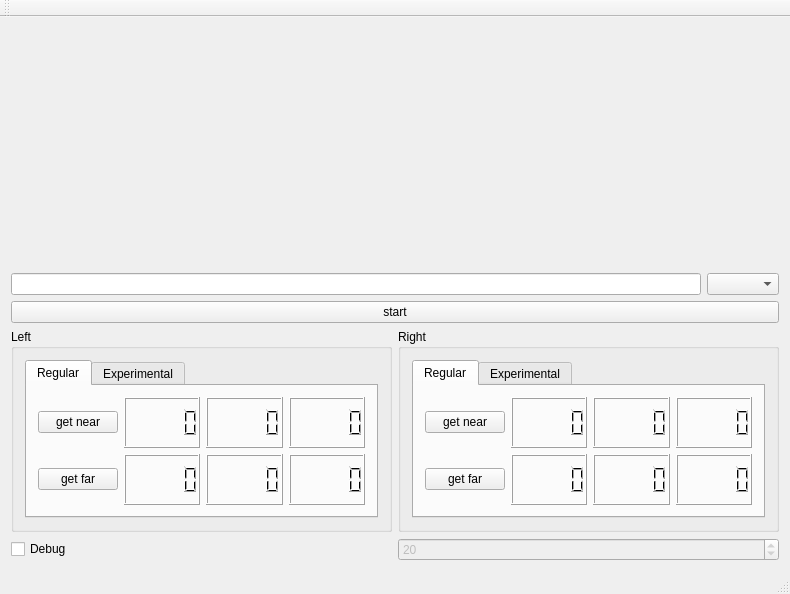
Old version of the form mainwindow.ui in the repository janisozaur/inz_stickman.
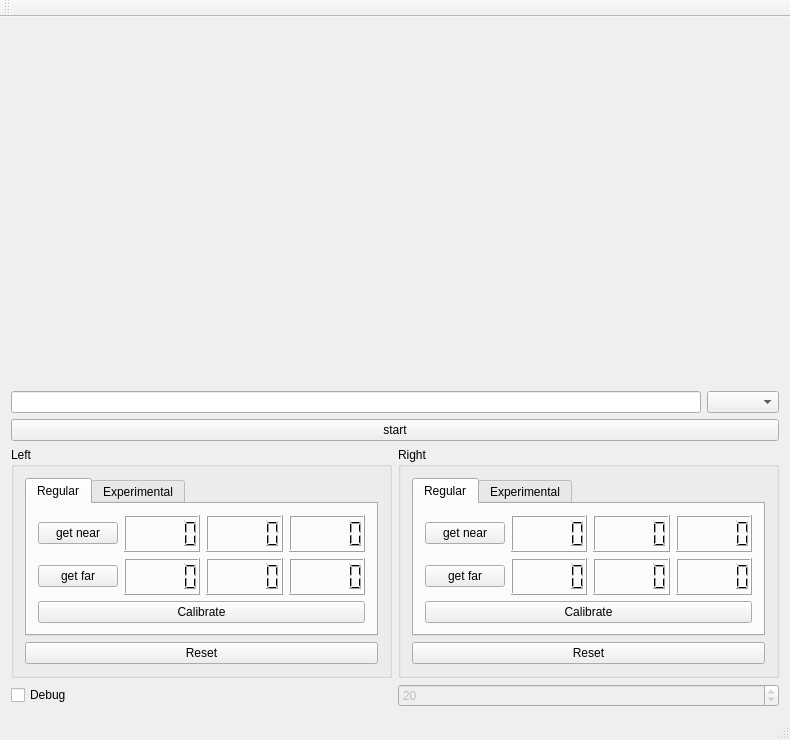
New version of the form. Custom widgets are drawn as their Qt base class.

Commit message: enable use of multiple calibration modes (including reset)

The edit to the form file:
```diff
--- a/mainwindow.ui
+++ b/mainwindow.ui
@@ -7,7 +7,7 @@
     <x>0</x>
     <y>0</y>
     <width>790</width>
-    <height>594</height>
+    <height>740</height>
    </rect>
   </property>
   <property name="windowTitle">
@@ -109,6 +109,13 @@
                </item>
               </layout>
              </item>
+             <item>
+              <widget class="QPushButton" name="leftRegularCalibratePushButton">
+               <property name="text">
+                <string>Calibrate</string>
+               </property>
+              </widget>
+             </item>
             </layout>
            </widget>
            <widget class="QWidget" name="leftExperimentalTab">
@@ -148,6 +155,13 @@
            </widget>
           </widget>
          </item>
+         <item>
+          <widget class="QPushButton" name="leftResetPushButton">
+           <property name="text">
+            <string>Reset</string>
+           </property>
+          </widget>
+         </item>
         </layout>
        </widget>
       </item>
@@ -213,6 +227,13 @@
                </item>
               </layout>
              </item>
+             <item>
+              <widget class="QPushButton" name="rightRegularCalibratePushButton">
+               <property name="text">
+                <string>Calibrate</string>
+               </property>
+              </widget>
+             </item>
             </layout>
            </widget>
            <widget class="QWidget" name="rightExperimentalTab">
@@ -252,6 +273,13 @@
            </widget>
           </widget>
          </item>
+         <item>
+          <widget class="QPushButton" name="rightResetPushButton">
+           <property name="text">
+            <string>Reset</string>
+           </property>
+          </widget>
+         </item>
         </layout>
        </widget>
       </item>
```
Left out of the diff: 4 changed lines with no effect on the pictures. The commit also changes 4 other files.
